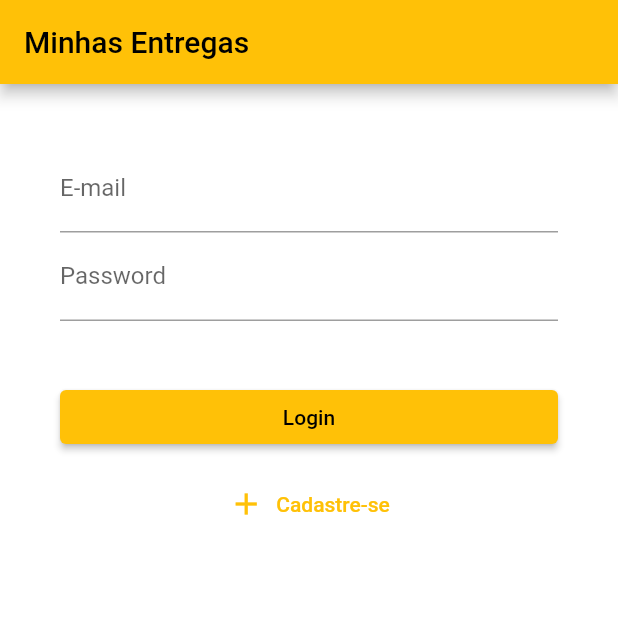
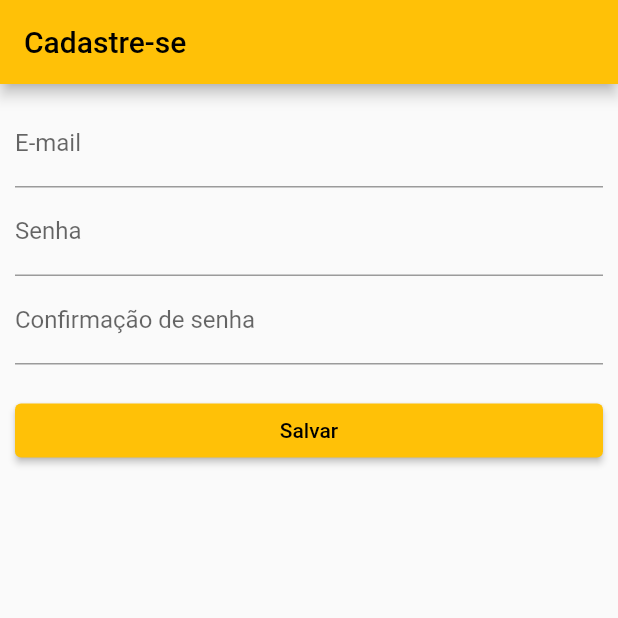
Before and after one commit to matheusvaladao5/minhas_entregas, a Flutter app: the screen it shows after launch, on a phone screen of 412 x 824 dp, the top half of it. Run offline on Flutter 3.47's test engine with Material 2 defaults, Android fonts, the phone set to English and light mode, and no system bars; our stand-ins replace firebase_auth; accounts and stored records are empty.

Commit message:
Criação de página de registro

```diff
--- a/lib/main.dart
+++ b/lib/main.dart
@@ -1,6 +1,7 @@
 import 'package:flutter/material.dart';
 import 'package:minhas_entregas/screens/home.dart';
 import 'package:minhas_entregas/screens/login.dart';
+import 'package:minhas_entregas/screens/register.dart';
 
 void main() async {
   WidgetsFlutterBinding.ensureInitialized();
@@ -19,7 +20,7 @@ class MyApp extends StatelessWidget {
         primarySwatch: Colors.amber,
       ),
       initialRoute: '/',
-      routes: {'/': (context) => const LoginWidget()},
+      routes: {'/': (context) => RegisterWidget()},
     );
   }
 }
--- a/lib/screens/login.dart
+++ b/lib/screens/login.dart
@@ -32,12 +32,12 @@ class LoginWidget extends StatelessWidget {
         appBar: AppBar(
           title: title,
         ),
-      body: SingleChildScrollView(
-        child: Container(
+        body: Container(
           padding: const EdgeInsets.all(40.0),
+          child: Center(
               child: Column(
-              crossAxisAlignment: CrossAxisAlignment.center,
-              children: <Widget>[
+            mainAxisAlignment: MainAxisAlignment.center,
+            children: [
               TextFormField(
                 controller: _email,
                 decoration: InputDecoration(
@@ -53,8 +53,7 @@ class LoginWidget extends StatelessWidget {
                 keyboardType: TextInputType.text,
                 obscureText: true,
               ),
-                Padding(
-                    padding: const EdgeInsets.only(top: 20.0, bottom: 20.0)),
+              const Padding(padding: EdgeInsets.only(top: 20.0, bottom: 20.0)),
               SizedBox(
                   width: double.infinity,
                   child: ElevatedButton(
@@ -72,7 +71,6 @@ class LoginWidget extends StatelessWidget {
               ),
             ],
           )),
-      ),
-    );
+        ));
   }
 }
--- /dev/null
+++ b/lib/screens/register.dart
@@ -0,0 +1,104 @@
+import 'package:firebase_auth/firebase_auth.dart';
+import 'package:flutter/material.dart';
+import 'package:minhas_entregas/utils/custom_widgets.dart';
+import 'package:minhas_entregas/widgets/input_form.dart';
+
+class RegisterWidget extends StatelessWidget {
+  RegisterWidget({Key? key}) : super(key: key);
+
+  final title = const Text("Cadastre-se");
+  final _formKey = GlobalKey<FormState>();
+  final _emailController = TextEditingController();
+  final _passwordController = TextEditingController();
+  final _passwordConfirmationController = TextEditingController();
+
+  bool isValidEmail(String email) {
+    RegExp reg = new RegExp(r"^[^@]+@[^@]+\.[^@]+$");
+    return reg.hasMatch(email);
+  }
+
+  void register(BuildContext context) async {
+    try {
+      var user = await FirebaseAuth.instance.createUserWithEmailAndPassword(
+          email: _emailController.text, password: _passwordController.text);
+
+      //if (user )
+      //Navigator.pop(context);
+    } catch (e) {
+      print(e);
+    }
+  }
+
+  @override
+  Widget build(BuildContext context) {
+    return Scaffold(
+      appBar: AppBar(title: title),
+      body: Padding(
+          padding: EdgeInsets.all(10),
+          child: Form(
+              key: _formKey,
+              child: Column(
+                crossAxisAlignment: CrossAxisAlignment.start,
+                children: [
+                  DefaultInputFormWidget(
+                      placeholder: "Informe o e-mail",
+                      label: "E-mail",
+                      controller: _emailController,
+                      obscureText: false,
+                      validationMsg: "Insira um e-mail válido"),
+                  DefaultInputFormWidget(
+                      placeholder: "Informe a senha com ao menos 6 caracteres",
+                      label: "Senha",
+                      controller: _passwordController,
+                      obscureText: true,
+                      validationMsg:
+                          "Insira uma senha segura com ao menos 6 caracteres"),
+                  DefaultInputFormWidget(
+                      placeholder: "Confirme a senha com ao menos 6 caracteres",
+                      label: "Confirmação de senha",
+                      controller: _passwordConfirmationController,
+                      obscureText: true,
+                      validationMsg:
+                          "Confirme a senha segura com ao menos 6 caracteres"),
+                  Padding(
+                      padding: EdgeInsets.only(top: 20),
+                      child: SizedBox(
+                        width: double.infinity,
+                        child: ElevatedButton(
+                            onPressed: () {
+                              if (_formKey.currentState!.validate()) {
+                                if (isValidEmail(_emailController.text) &&
+                                    (_passwordController.text ==
+                                        _passwordConfirmationController.text) &&
+                                    _passwordController.text.length > 5) {
+                                  register(context);
+                                } else {
+                                  showModalBottomSheet<void>(
+                                    context: context,
+                                    builder: (BuildContext context) {
+                                      return Container(
+                                        height: 200,
+                                        color: Colors.amber,
+                                        child: Center(
+                                          child: Column(
+                                            mainAxisAlignment:
+                                                MainAxisAlignment.center,
+                                            mainAxisSize: MainAxisSize.min,
+                                            children: const <Widget>[
+                                              Text("E-mail ou senha inválida")
+                                            ],
+                                          ),
+                                        ),
+                                      );
+                                    },
+                                  );
+                                }
+                              }
+                            },
+                            child: salvarText),
+                      ))
+                ],
+              ))),
+    );
+  }
+}
--- /dev/null
+++ b/lib/utils/custom_widgets.dart
@@ -0,0 +1,3 @@
+import 'package:flutter/material.dart';
+
+const salvarText = Text("Salvar");
--- /dev/null
+++ b/lib/widgets/input_form.dart
@@ -0,0 +1,33 @@
+import 'package:flutter/material.dart';
+
+class DefaultInputFormWidget extends StatelessWidget {
+  const DefaultInputFormWidget(
+      {Key? key,
+      required this.placeholder,
+      required this.label,
+      required this.controller,
+      required this.obscureText,
+      required this.validationMsg})
+      : super(key: key);
+
+  final String placeholder;
+  final String label;
+  final TextEditingController controller;
+  final bool obscureText;
+  final String validationMsg;
+
+  @override
+  Widget build(BuildContext context) {
+    return TextFormField(
+      decoration: InputDecoration(hintText: placeholder, labelText: label),
+      controller: controller,
+      obscureText: obscureText,
+      validator: (value) {
+        if (value == null || value.isEmpty) {
+          return validationMsg;
+        }
+        return null;
+      },
+    );
+  }
+}
```
Lines whose indentation alone changed are shown as unchanged.
